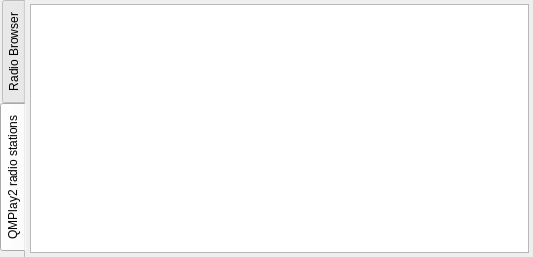
Before: the Qt Designer form src/modules/Extensions/Radio/Radio.ui in zaps166/QMPlay2, drawn with Qt 5.
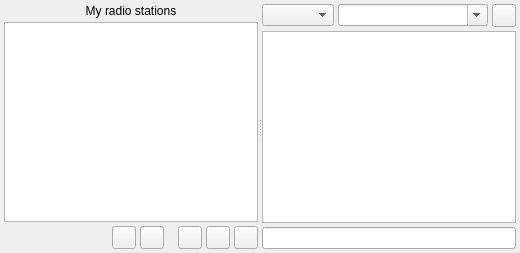
After: the same form once the commit is applied. The open tabs and pages were chosen to show the change. Custom widgets are drawn as their Qt base class.

Commit message: Radio: Remove QMPlay2 radio stations

```diff
--- a/src/modules/Extensions/Radio/Radio.ui
+++ b/src/modules/Extensions/Radio/Radio.ui
@@ -1,20 +1,7 @@
 <?xml version="1.0" encoding="UTF-8"?>
 <ui version="4.0">
  <class>Radio</class>
- <widget class="QTabWidget" name="Radio">
-  <property name="tabPosition">
-   <enum>QTabWidget::West</enum>
-  </property>
-  <property name="currentIndex">
-   <number>0</number>
-  </property>
-  <property name="documentMode">
-   <bool>true</bool>
-  </property>
-  <widget class="QWidget" name="radioBrowserTab">
-   <attribute name="title">
-    <string>Radio Browser</string>
-   </attribute>
+ <widget class="QWidget" name="Radio">
    <layout class="QGridLayout" name="gridLayout_3">
     <property name="leftMargin">
      <number>4</number>
@@ -89,6 +76,12 @@
             <property name="orientation">
              <enum>Qt::Horizontal</enum>
             </property>
+           <property name="sizeHint" stdset="0">
+            <size>
+             <width>0</width>
+             <height>0</height>
+            </size>
+           </property>
            </spacer>
           </item>
           <item>
@@ -239,65 +232,6 @@
     </item>
    </layout>
   </widget>
-  <widget class="QWidget" name="qmplay2Tab">
-   <attribute name="title">
-    <string>QMPlay2 radio stations</string>
-   </attribute>
-   <layout class="QGridLayout" name="gridLayout_2">
-    <property name="leftMargin">
-     <number>4</number>
-    </property>
-    <property name="topMargin">
-     <number>4</number>
-    </property>
-    <property name="rightMargin">
-     <number>4</number>
-    </property>
-    <property name="bottomMargin">
-     <number>4</number>
-    </property>
-    <item row="0" column="0">
-     <widget class="QSplitter" name="splitter">
-      <property name="orientation">
-       <enum>Qt::Horizontal</enum>
-      </property>
-      <widget class="QWidget" name="widget_2" native="true">
-       <layout class="QVBoxLayout" name="verticalLayout_2">
-        <property name="leftMargin">
-         <number>0</number>
-        </property>
-        <property name="topMargin">
-         <number>0</number>
-        </property>
-        <property name="rightMargin">
-         <number>0</number>
-        </property>
-        <property name="bottomMargin">
-         <number>0</number>
-        </property>
-        <item>
-         <widget class="QListWidget" name="qmplay2RadioListWidget">
-          <property name="iconSize">
-           <size>
-            <width>32</width>
-            <height>32</height>
-           </size>
-          </property>
-          <property name="verticalScrollMode">
-           <enum>QAbstractItemView::ScrollPerPixel</enum>
-          </property>
-          <property name="horizontalScrollMode">
-           <enum>QAbstractItemView::ScrollPerPixel</enum>
-          </property>
-         </widget>
-        </item>
-       </layout>
-      </widget>
-     </widget>
-    </item>
-   </layout>
-  </widget>
- </widget>
  <customwidgets>
   <customwidget>
    <class>LineEdit</class>
```
Left out of the diff: 34 changed lines with no effect on the pictures. Lines whose indentation alone changed are shown as unchanged. The commit also changes 10 other files.
